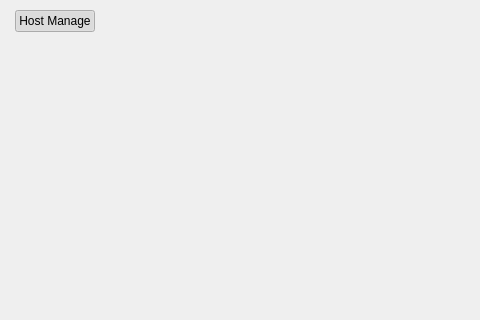
s4solutionsllc/Nexis, file shared/nexis/Pages/Helpers/helpers_page.ui: the form before one commit; both pictures show x 0 to 480 and y 0 to 320 of the 839 by 590 pixel window.
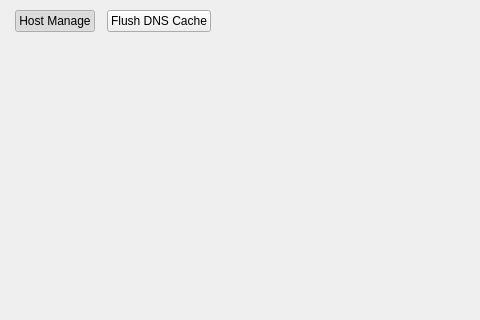
The form after the commit.

Commit message:
feat(helpers): add one-click DNS cache flush button (FR-65)
Platform-aware flush: dscacheutil + mDNSResponder on macOS,
resolvectl/systemd-resolve/nscd fallback chain on Linux.

```diff
--- a/shared/nexis/Pages/Helpers/helpers_page.ui
+++ b/shared/nexis/Pages/Helpers/helpers_page.ui
@@ -72,6 +72,19 @@
         </attribute>
        </widget>
       </item>
+      <item alignment="Qt::AlignLeft">
+       <widget class="QPushButton" name="btnFlushDNS">
+        <property name="cursor">
+         <cursorShape>PointingHandCursor</cursorShape>
+        </property>
+        <property name="focusPolicy">
+         <enum>Qt::NoFocus</enum>
+        </property>
+        <property name="text">
+         <string>Flush DNS Cache</string>
+        </property>
+       </widget>
+      </item>
       <item>
        <spacer name="horizontalSpacer">
         <property name="orientation">
```
The commit also changes 2 other files.
